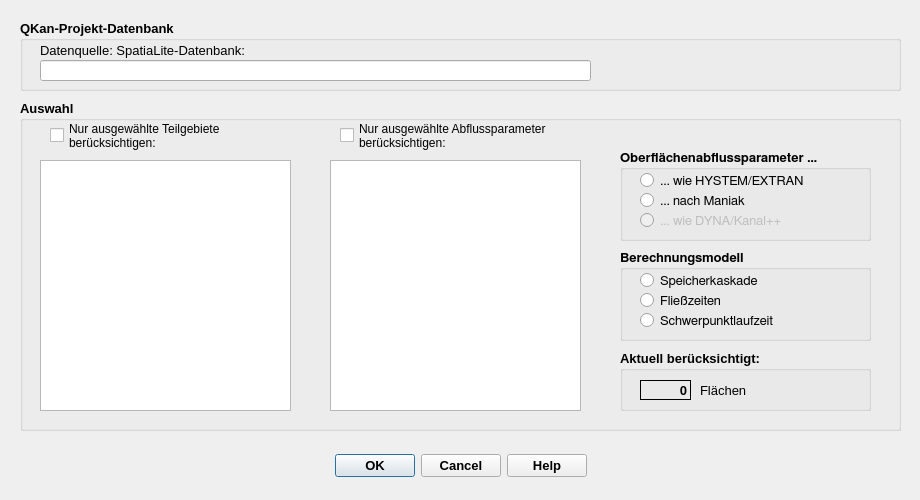
Old version of the form qkan/tools/res/application_runoffparams.ui in the repository SonkeHoffmann/QKan-1.
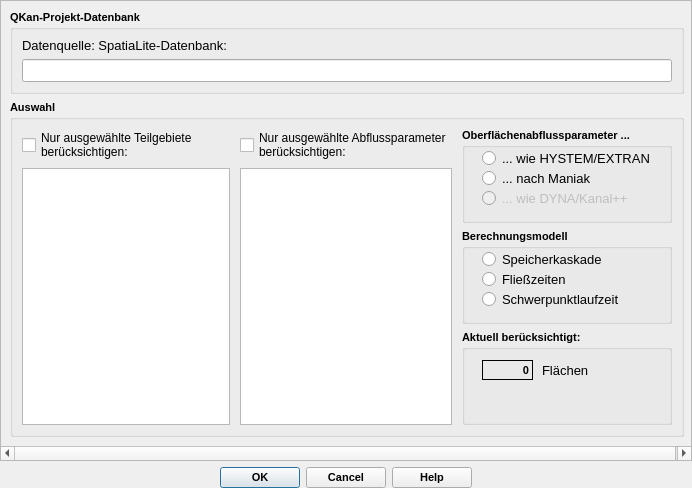
New version of the form. Icons and pictures are not drawn.

```diff
--- a/qkan/tools/res/application_runoffparams.ui
+++ b/qkan/tools/res/application_runoffparams.ui
@@ -6,16 +6,10 @@
    <rect>
     <x>0</x>
     <y>0</y>
-    <width>920</width>
-    <height>500</height>
+    <width>692</width>
+    <height>488</height>
    </rect>
   </property>
-  <property name="minimumSize">
-   <size>
-    <width>920</width>
-    <height>500</height>
-   </size>
-  </property>
   <property name="font">
    <font>
     <family>Tahoma</family>
@@ -31,49 +25,40 @@
   <property name="toolTip">
    <string>Export der aktuell geladenen Kanaldaten in eine DYNA-Datei</string>
   </property>
-  <widget class="QDialogButtonBox" name="button_box">
+  <layout class="QVBoxLayout" name="verticalLayout_5">
+   <property name="leftMargin">
+    <number>0</number>
+   </property>
+   <property name="topMargin">
+    <number>0</number>
+   </property>
+   <property name="rightMargin">
+    <number>0</number>
+   </property>
+   <property name="bottomMargin">
+    <number>0</number>
+   </property>
+   <item>
+    <widget class="QScrollArea" name="scrollArea">
+     <property name="widgetResizable">
+      <bool>true</bool>
+     </property>
+     <widget class="QWidget" name="scrollAreaWidgetContents">
    <property name="geometry">
     <rect>
-     <x>20</x>
-     <y>450</y>
-     <width>881</width>
-     <height>32</height>
-    </rect>
-   </property>
-   <property name="font">
-    <font>
-     <family>Tahoma</family>
-     <pointsize>10</pointsize>
-     <weight>75</weight>
-     <bold>true</bold>
-    </font>
-   </property>
-   <property name="toolTip">
-    <string>&lt;html&gt;&lt;head/&gt;&lt;body&gt;&lt;p&gt;Datenexport starten ...&lt;/p&gt;&lt;/body&gt;&lt;/html&gt;</string>
-   </property>
-   <property name="orientation">
-    <enum>Qt::Horizontal</enum>
-   </property>
-   <property name="standardButtons">
-    <set>QDialogButtonBox::Cancel|QDialogButtonBox::Help|QDialogButtonBox::Ok</set>
-   </property>
-   <property name="centerButtons">
-    <bool>true</bool>
-   </property>
-  </widget>
+        <x>0</x>
+        <y>0</y>
+        <width>690</width>
+        <height>457</height>
+       </rect>
+      </property>
+      <layout class="QVBoxLayout" name="verticalLayout_6">
+       <item>
   <widget class="QGroupBox" name="groupBox">
-   <property name="geometry">
-    <rect>
-     <x>20</x>
-     <y>20</y>
-     <width>881</width>
-     <height>71</height>
-    </rect>
-   </property>
    <property name="font">
     <font>
      <family>Tahoma</family>
-     <pointsize>10</pointsize>
+           <pointsize>8</pointsize>
      <weight>75</weight>
      <bold>true</bold>
     </font>
@@ -90,15 +75,9 @@
    <property name="checkable">
     <bool>false</bool>
    </property>
+         <layout class="QVBoxLayout" name="verticalLayout">
+          <item>
    <widget class="QLabel" name="label_4">
-    <property name="geometry">
-     <rect>
-      <x>20</x>
-      <y>20</y>
-      <width>331</width>
-      <height>21</height>
-     </rect>
-    </property>
     <property name="font">
      <font>
       <family>Tahoma</family>
@@ -114,15 +93,9 @@
      <set>Qt::AlignLeading|Qt::AlignLeft|Qt::AlignVCenter</set>
     </property>
    </widget>
+          </item>
+          <item>
    <widget class="QLineEdit" name="tf_qkanDB">
-    <property name="geometry">
-     <rect>
-      <x>20</x>
-      <y>40</y>
-      <width>551</width>
-      <height>21</height>
-     </rect>
-    </property>
     <property name="font">
      <font>
       <family>Tahoma</family>
@@ -141,20 +114,16 @@
      <bool>true</bool>
     </property>
    </widget>
-  </widget>
+          </item>
+         </layout>
+        </widget>
+       </item>
+       <item>
   <widget class="QGroupBox" name="groupBox_2">
-   <property name="geometry">
-    <rect>
-     <x>20</x>
-     <y>100</y>
-     <width>881</width>
-     <height>331</height>
-    </rect>
-   </property>
    <property name="font">
     <font>
      <family>Tahoma</family>
-     <pointsize>10</pointsize>
+           <pointsize>8</pointsize>
      <weight>75</weight>
      <bold>true</bold>
     </font>
@@ -162,15 +131,11 @@
    <property name="title">
     <string>Auswahl</string>
    </property>
+         <layout class="QHBoxLayout" name="horizontalLayout">
+          <item>
+           <layout class="QVBoxLayout" name="verticalLayout_2">
+            <item>
    <widget class="QCheckBox" name="cb_selTgbActive">
-    <property name="geometry">
-     <rect>
-      <x>30</x>
-      <y>20</y>
-      <width>241</width>
-      <height>31</height>
-     </rect>
-    </property>
     <property name="font">
      <font>
       <family>Tahoma</family>
@@ -190,14 +155,14 @@
 berücksichtigen:</string>
     </property>
    </widget>
+            </item>
+            <item>
    <widget class="QListWidget" name="lw_teilgebiete">
-    <property name="geometry">
-     <rect>
-      <x>20</x>
-      <y>60</y>
-      <width>251</width>
-      <height>251</height>
-     </rect>
+              <property name="minimumSize">
+               <size>
+                <width>208</width>
+                <height>0</height>
+               </size>
     </property>
     <property name="font">
      <font>
@@ -217,42 +182,16 @@
      <enum>QAbstractItemView::ExtendedSelection</enum>
     </property>
    </widget>
-   <widget class="QListWidget" name="lw_abflussparameter">
-    <property name="geometry">
-     <rect>
-      <x>310</x>
-      <y>60</y>
-      <width>251</width>
-      <height>251</height>
-     </rect>
-    </property>
-    <property name="font">
-     <font>
-      <family>Tahoma</family>
-      <pointsize>10</pointsize>
-      <weight>50</weight>
-      <bold>false</bold>
-     </font>
-    </property>
-    <property name="toolTip">
-     <string>&lt;html&gt;&lt;head/&gt;&lt;body&gt;&lt;p&gt;Auswahl Abflussparameter. Strg + Klick ändert Auswahlstatus, Shift + Klick erweitert Auswahlbereich&lt;/p&gt;&lt;/body&gt;&lt;/html&gt;</string>
-    </property>
-    <property name="statusTip">
-     <string>Auswahl Abflussparameter. Strg + Klick ändert Auswahlstatus, Shift + Klick erweitert Auswahlbereich</string>
-    </property>
-    <property name="selectionMode">
-     <enum>QAbstractItemView::ExtendedSelection</enum>
-    </property>
-   </widget>
+            </item>
+           </layout>
+          </item>
+          <item>
+           <layout class="QVBoxLayout" name="verticalLayout_3">
+            <property name="leftMargin">
+             <number>4</number>
+            </property>
+            <item>
    <widget class="QCheckBox" name="cb_selParActive">
-    <property name="geometry">
-     <rect>
-      <x>320</x>
-      <y>20</y>
-      <width>241</width>
-      <height>31</height>
-     </rect>
-    </property>
     <property name="font">
      <font>
       <family>Tahoma</family>
@@ -272,19 +211,59 @@
 berücksichtigen:</string>
     </property>
    </widget>
+            </item>
+            <item>
+             <widget class="QListWidget" name="lw_abflussparameter">
+              <property name="minimumSize">
+               <size>
+                <width>208</width>
+                <height>0</height>
+               </size>
+              </property>
+              <property name="font">
+               <font>
+                <family>Tahoma</family>
+                <pointsize>10</pointsize>
+                <weight>50</weight>
+                <bold>false</bold>
+               </font>
+              </property>
+              <property name="toolTip">
+               <string>&lt;html&gt;&lt;head/&gt;&lt;body&gt;&lt;p&gt;Auswahl Abflussparameter. Strg + Klick ändert Auswahlstatus, Shift + Klick erweitert Auswahlbereich&lt;/p&gt;&lt;/body&gt;&lt;/html&gt;</string>
+              </property>
+              <property name="statusTip">
+               <string>Auswahl Abflussparameter. Strg + Klick ändert Auswahlstatus, Shift + Klick erweitert Auswahlbereich</string>
+              </property>
+              <property name="selectionMode">
+               <enum>QAbstractItemView::ExtendedSelection</enum>
+              </property>
+             </widget>
+            </item>
+           </layout>
+          </item>
+          <item>
+           <layout class="QVBoxLayout" name="verticalLayout_4" stretch="0,0,0,0">
+            <property name="leftMargin">
+             <number>4</number>
+            </property>
+            <item>
    <widget class="QGroupBox" name="groupBox_6">
-    <property name="geometry">
-     <rect>
-      <x>600</x>
-      <y>50</y>
-      <width>251</width>
-      <height>91</height>
-     </rect>
+              <property name="minimumSize">
+               <size>
+                <width>210</width>
+                <height>95</height>
+               </size>
+              </property>
+              <property name="maximumSize">
+               <size>
+                <width>210</width>
+                <height>95</height>
+               </size>
     </property>
     <property name="font">
      <font>
-      <family>FreeSans</family>
-      <pointsize>10</pointsize>
+                <family>MS Shell Dlg 2</family>
+                <pointsize>8</pointsize>
       <weight>75</weight>
       <bold>true</bold>
      </font>
@@ -377,19 +356,25 @@
      </property>
     </widget>
    </widget>
+            </item>
+            <item>
    <widget class="QGroupBox" name="groupBox_7">
-    <property name="geometry">
-     <rect>
-      <x>600</x>
-      <y>150</y>
-      <width>251</width>
-      <height>91</height>
-     </rect>
+              <property name="minimumSize">
+               <size>
+                <width>210</width>
+                <height>95</height>
+               </size>
+              </property>
+              <property name="maximumSize">
+               <size>
+                <width>210</width>
+                <height>95</height>
+               </size>
     </property>
     <property name="font">
      <font>
-      <family>FreeSans</family>
-      <pointsize>10</pointsize>
+                <family>MS Shell Dlg 2</family>
+                <pointsize>8</pointsize>
       <weight>75</weight>
       <bold>true</bold>
      </font>
@@ -482,19 +467,25 @@
      </property>
     </widget>
    </widget>
+            </item>
+            <item>
    <widget class="QGroupBox" name="groupBox_3">
-    <property name="geometry">
-     <rect>
-      <x>600</x>
-      <y>250</y>
-      <width>251</width>
-      <height>61</height>
-     </rect>
+              <property name="minimumSize">
+               <size>
+                <width>210</width>
+                <height>95</height>
+               </size>
+              </property>
+              <property name="maximumSize">
+               <size>
+                <width>210</width>
+                <height>95</height>
+               </size>
     </property>
     <property name="font">
      <font>
       <family>Tahoma</family>
-      <pointsize>10</pointsize>
+                <pointsize>8</pointsize>
       <weight>75</weight>
       <bold>true</bold>
      </font>
@@ -535,7 +526,7 @@
      <property name="font">
       <font>
        <family>Tahoma</family>
-       <pointsize>10</pointsize>
+                 <pointsize>8</pointsize>
        <weight>75</weight>
        <bold>true</bold>
       </font>
@@ -557,7 +548,54 @@
      </property>
     </widget>
    </widget>
-  </widget>
+            </item>
+            <item>
+             <spacer name="verticalSpacer">
+              <property name="orientation">
+               <enum>Qt::Vertical</enum>
+              </property>
+              <property name="sizeHint" stdset="0">
+               <size>
+                <width>20</width>
+                <height>40</height>
+               </size>
+              </property>
+             </spacer>
+            </item>
+           </layout>
+          </item>
+         </layout>
+        </widget>
+       </item>
+      </layout>
+     </widget>
+    </widget>
+   </item>
+   <item>
+    <widget class="QDialogButtonBox" name="button_box">
+     <property name="font">
+      <font>
+       <family>Tahoma</family>
+       <pointsize>8</pointsize>
+       <weight>75</weight>
+       <bold>true</bold>
+      </font>
+     </property>
+     <property name="toolTip">
+      <string>&lt;html&gt;&lt;head/&gt;&lt;body&gt;&lt;p&gt;Datenexport starten ...&lt;/p&gt;&lt;/body&gt;&lt;/html&gt;</string>
+     </property>
+     <property name="orientation">
+      <enum>Qt::Horizontal</enum>
+     </property>
+     <property name="standardButtons">
+      <set>QDialogButtonBox::Cancel|QDialogButtonBox::Help|QDialogButtonBox::Ok</set>
+     </property>
+     <property name="centerButtons">
+      <bool>true</bool>
+     </property>
+    </widget>
+   </item>
+  </layout>
  </widget>
  <resources/>
  <connections>
```
Left out of the diff: 6 changed lines with no effect on the pictures. Lines whose indentation alone changed are shown as unchanged.
